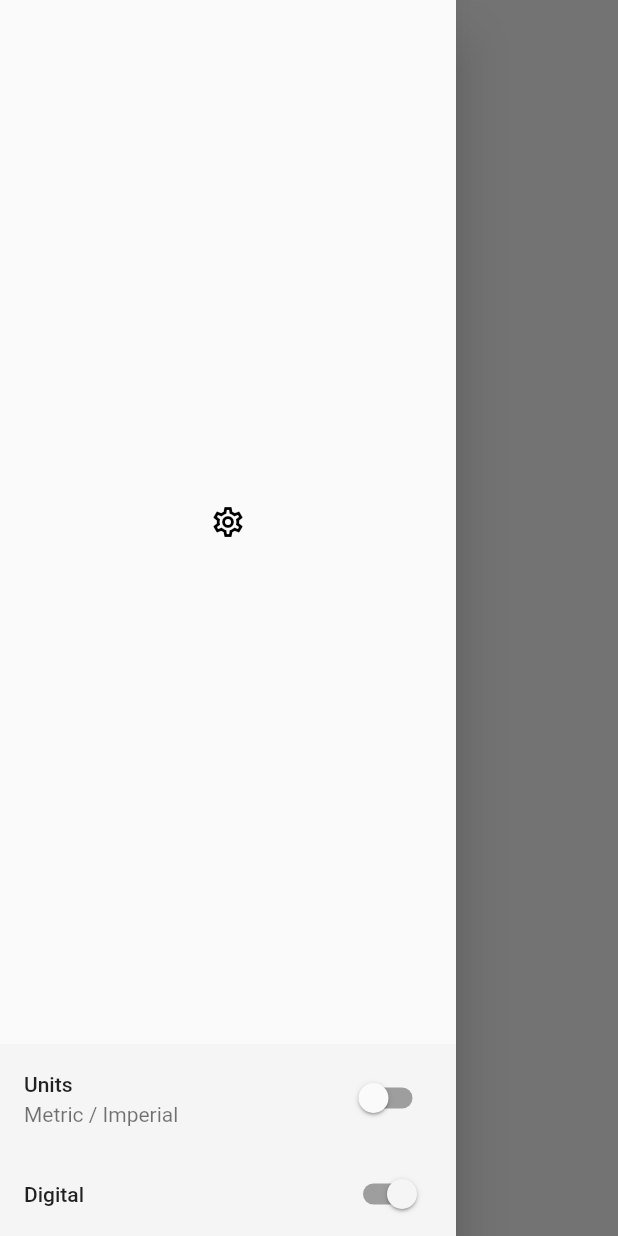
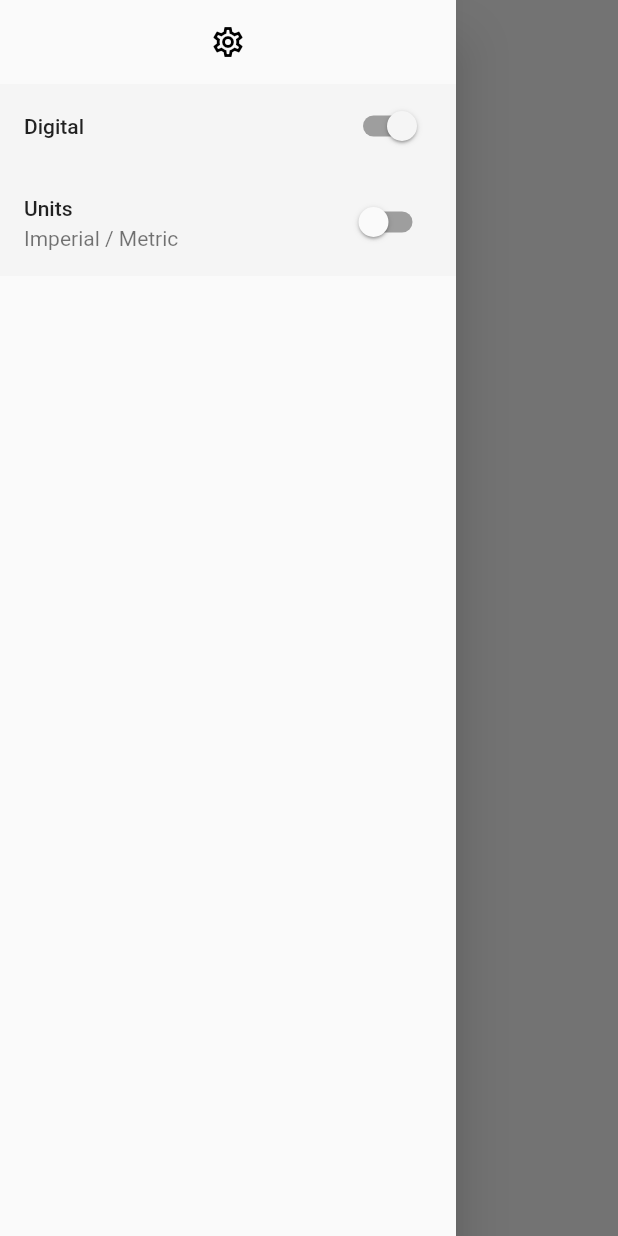
Before and after one commit to BlakeBarrett/SPDO, a Flutter app: the screen it shows after launch, with the side drawer open, on a phone screen of 412 x 824 dp. Run offline on Flutter 3.47's test engine with Material 2 defaults, Android fonts, the phone set to English and light mode, and no system bars; our stand-ins replace geolocator.

Commit message:
Settings icon in drawer looks much better now.

```diff
--- a/lib/main.dart
+++ b/lib/main.dart
@@ -1,5 +1,3 @@
-// import 'dart:developer';
-
 import 'package:flutter/animation.dart';
 import 'package:flutter/material.dart';
 import 'package:geolocator/geolocator.dart';
@@ -29,63 +27,63 @@ class SPDO_App extends StatelessWidget {
 
 @immutable
 class SpeedometerScaffold extends StatefulWidget {
-  bool unitsMetric = false;
-  bool showDigital = true;
-
   @override
   _SpeedometerScaffoldState createState() => _SpeedometerScaffoldState();
 }
 
 class _SpeedometerScaffoldState extends State<SpeedometerScaffold> {
   String unitsTitle = 'Units';
-  String unitsSubtitle = "Metric / Imperial";
+  String unitsSubtitle = "Imperial / Metric";
   String showDigitalTitle = "Digital";
 
+  bool unitsMetric = false;
+  bool showDigital = true;
+
+  final sliderColor = Color(0xFFF5F5F5);
   final scaffoldKey = GlobalKey<ScaffoldState>();
+
   @override
   Widget build(BuildContext context) {
     return Scaffold(
       body: SpeedListenerWidget(
-        metric: this.widget.unitsMetric,
-        digital: this.widget.showDigital,
+        metric: unitsMetric,
+        digital: showDigital,
       ),
       drawer: Drawer(
         elevation: 16,
         child: Column(
           mainAxisSize: MainAxisSize.max,
           children: [
-            Expanded(
-                child: Icon(
+            ListTile(
+                title: Icon(
               Icons.settings_outlined,
               color: Colors.black,
               size: 24,
             )),
             SwitchListTile(
-              value: this.widget.unitsMetric,
-              onChanged: (newValue) =>
-                  setState(() => this.widget.unitsMetric = newValue),
+              value: showDigital,
+              onChanged: (newValue) => setState(() => showDigital = newValue),
+              title: Text(
+                showDigitalTitle,
+              ),
+              tileColor: sliderColor,
+              activeColor: sliderColor,
+              activeTrackColor: Colors.grey,
+              inactiveTrackColor: Colors.grey,
+              dense: false,
+              controlAffinity: ListTileControlAffinity.trailing,
+            ),
+            SwitchListTile(
+              value: unitsMetric,
+              onChanged: (newValue) => setState(() => unitsMetric = newValue),
               title: Text(
                 unitsTitle,
               ),
               subtitle: Text(
                 unitsSubtitle,
               ),
-              tileColor: Color(0xFFF5F5F5),
-              activeColor: Color(0xFFF5F5F5),
-              activeTrackColor: Colors.grey,
-              inactiveTrackColor: Colors.grey,
-              dense: false,
-              controlAffinity: ListTileControlAffinity.trailing,
-            ),
-            SwitchListTile(
-              value: this.widget.showDigital,
-              onChanged: (newValue) =>
-                  setState(() => this.widget.showDigital = newValue),
-              title: Text(
-                showDigitalTitle,
-              ),
-              tileColor: Color(0xFFF5F5F5),
-              activeColor: Color(0xFFF5F5F5),
+              tileColor: sliderColor,
+              activeColor: sliderColor,
               activeTrackColor: Colors.grey,
               inactiveTrackColor: Colors.grey,
               dense: false,
@@ -105,7 +103,7 @@ class SpeedListenerWidget extends StatefulWidget {
 
   final bool metric;
   final bool digital;
-  late var speedReader;
+  late final SpeedReader speedReader;
 
   @override
   _SpeedListenerWidgetState createState() => _SpeedListenerWidgetState();
@@ -115,6 +113,9 @@ class _SpeedListenerWidgetState extends State<SpeedListenerWidget> {
   var _display = '';
   var _speed = 0;
   var _fastestSpeedKPH = 0.0; // kilometers per hour;
+
+  final displayMetric = "km/h";
+  final displayImperial = "MPH";
 
   @override
   void initState() {
@@ -135,8 +136,8 @@ class _SpeedListenerWidgetState extends State<SpeedListenerWidget> {
         final String displaySpeed = _speed.toString();
         if (this.widget.digital) {
           _display = (this.widget.metric
-              ? displaySpeed + 'km/h'
-              : displaySpeed + 'MPH');
+              ? displaySpeed + displayMetric
+              : displaySpeed + displayImperial);
         } else {
           _display = '';
         }
```
